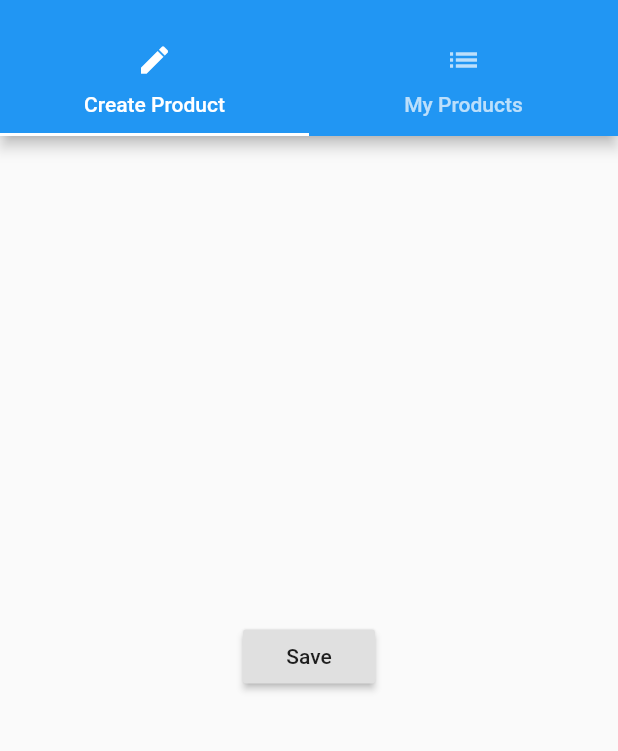
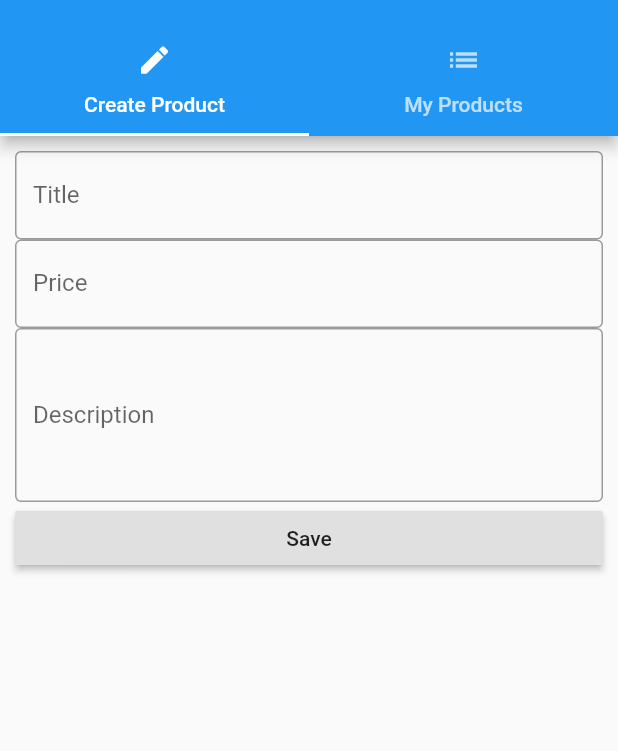
Before and after one commit to petercsakany/easylist, a Flutter app: the ProductAdminPage screen opened by its route, on a phone screen of 412 x 824 dp, the part 59-810 px from its top. Run offline on Flutter 3.47's test engine with Material 2 defaults, Android fonts, the phone set to English and light mode, and no system bars.

Commit message:
Add textfields to create product page.

```diff
--- a/lib/pages/product_admin.dart
+++ b/lib/pages/product_admin.dart
@@ -27,7 +27,7 @@ class ProductAdminPage extends StatelessWidget {
           ),
         ),
         body: TabBarView(children: <Widget>[
-          ProcuctCreatePage(),
+          ProductCreatePage(),
           ProductEditListPage(),
         ],),
       ),
--- a/lib/pages/product_create.dart
+++ b/lib/pages/product_create.dart
@@ -1,18 +1,61 @@
 import 'package:flutter/material.dart';
 
-class ProcuctCreatePage extends StatelessWidget {
+class ProductCreatePage extends StatefulWidget {
+  @override
+  State<StatefulWidget> createState() {
+    return _ProductCreatePage();
+  }
+}
+
+class _ProductCreatePage extends State<ProductCreatePage> {
+  String titleValue = '';
+  String descriptionValue = '';
+  double priceValue = 0;
+
   @override
   Widget build(BuildContext context) {
-    return Center(
-      child: RaisedButton(
-        child: Text('Save'),
-        onPressed: () {
-          showModalBottomSheet(
-            context: context,
-            builder: (BuildContext context) {
-              return Center(child: Text('Modal it is.'),);
+    return Container(
+      margin: EdgeInsets.all(10.0),
+      child: ListView(children: <Widget>[
+        TextField(
+          decoration: InputDecoration(
+            labelText: 'Title',
+            border: OutlineInputBorder()),
+          onChanged: (String value) {
+          setState(() {
+           titleValue = value;
           });
         },),
+        TextField(
+          decoration: InputDecoration(
+            labelText: 'Price',
+            border: OutlineInputBorder()),
+          keyboardType: TextInputType.number,
+          onChanged: (String value) {
+          setState(() {
+           priceValue = double.parse(value);
+          });
+        }
+        ),
+        TextField(
+          decoration: InputDecoration(
+            labelText: 'Description',
+            border: OutlineInputBorder()),
+          keyboardType: TextInputType.multiline,
+          maxLines: 4,
+          onChanged: (String value) {
+          setState(() {
+           descriptionValue = value;
+          });
+        }
+        ),
+        RaisedButton(
+          child: Text('Save'),
+          onPressed: () {
+
+          },
+        )
+      ],),
     );
   }
 }
```
